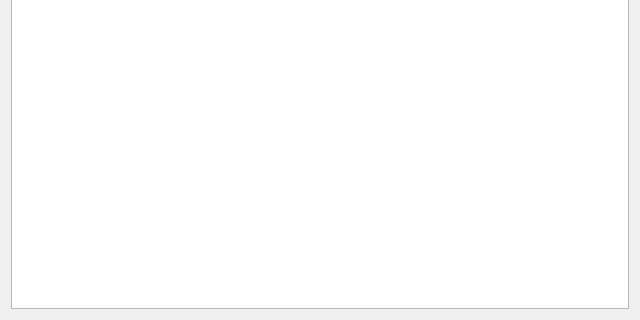
The window that Strings/strings.ui (PROPHESSOR/ProHex) describes before a commit, drawn with Qt 5; both pictures show x 0 to 640 and y 160 to 480 of the 640 by 480 pixel window.
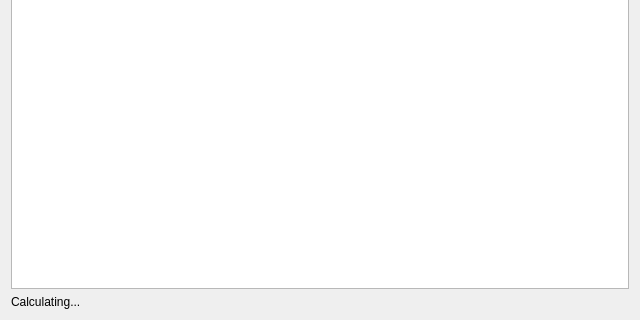
The same window after the commit.

Commit message: [Strings] Добавлено отображение количества строк

Patch:
```diff
--- a/Strings/strings.ui
+++ b/Strings/strings.ui
@@ -69,6 +69,13 @@
      </property>
     </widget>
    </item>
+   <item>
+    <widget class="QLabel" name="bottomLabel">
+     <property name="text">
+      <string>Calculating...</string>
+     </property>
+    </widget>
+   </item>
   </layout>
  </widget>
  <resources/>
```
The commit also changes 1 other file.
